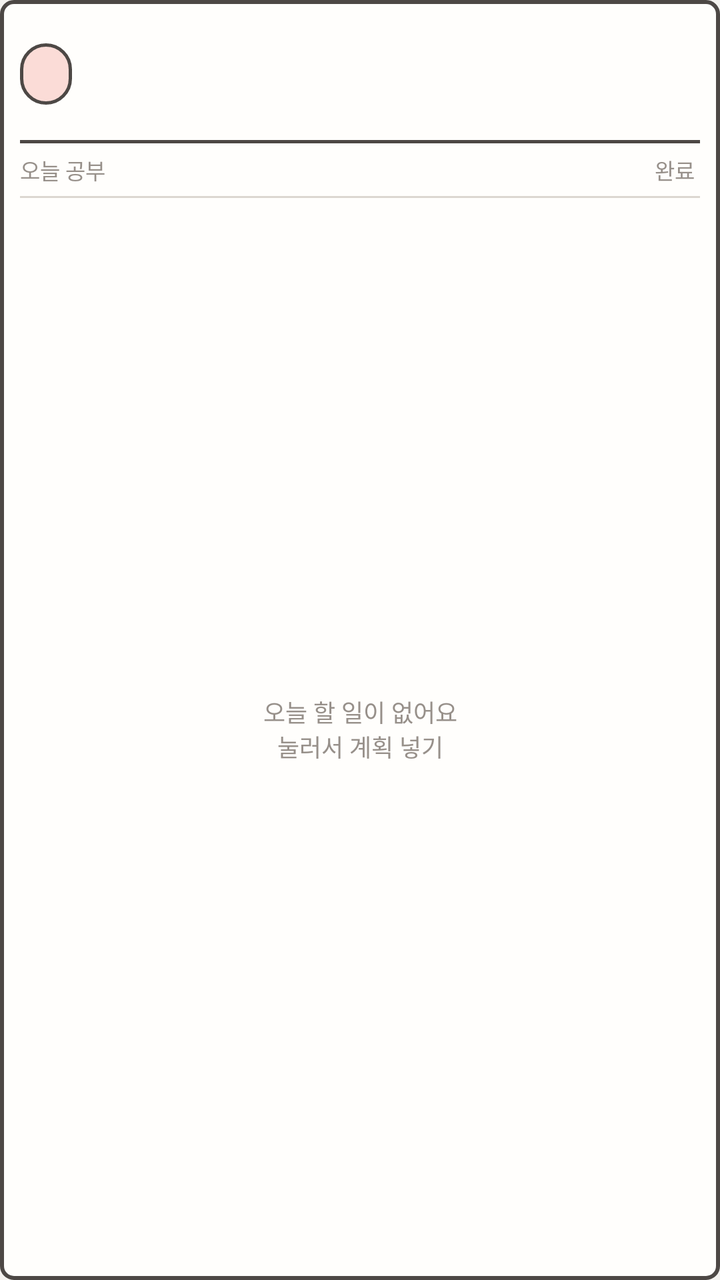
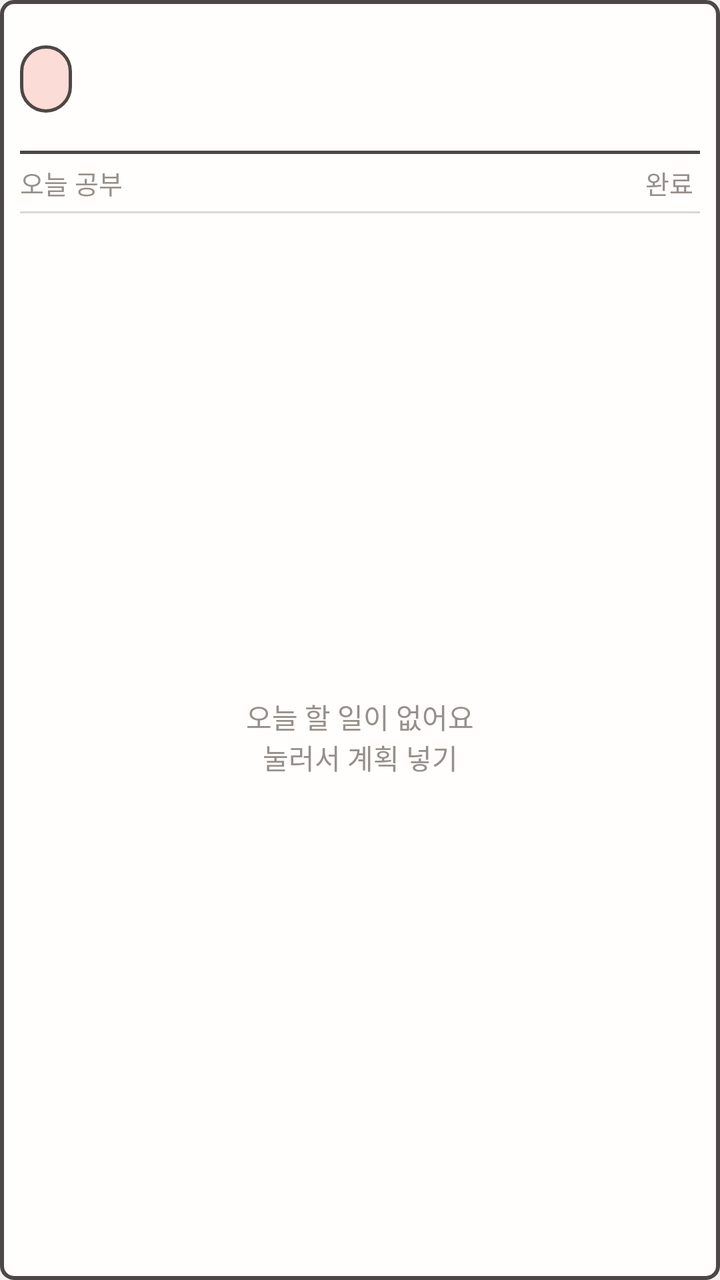

Compare the two renders of this Android layout. The source of the first and the diff that turns it into the second are given below.
<!-- AndroidManifest.xml: application theme AppTheme -->
<!-- res/layout/widget_planner.xml -->
<?xml version="1.0" encoding="utf-8"?>
<LinearLayout xmlns:android="http://schemas.android.com/apk/res/android"
    android:id="@+id/w_root"
    android:layout_width="match_parent"
    android:layout_height="match_parent"
    android:background="@drawable/widget_bg"
    android:orientation="vertical"
    android:padding="10dp">

    <LinearLayout
        android:id="@+id/w_head"
        android:layout_width="match_parent"
        android:layout_height="wrap_content"
        android:gravity="center_vertical"
        android:orientation="horizontal">

        <TextView
            android:id="@+id/w_date"
            android:layout_width="wrap_content"
            android:layout_height="wrap_content"
            android:background="@drawable/banner_bg"
            android:paddingStart="12dp"
            android:paddingTop="4dp"
            android:paddingEnd="14dp"
            android:paddingBottom="4dp"
            android:textColor="@color/ink"
            android:textSize="17sp" />

        <TextView
            android:id="@+id/w_stamp"
            android:layout_width="wrap_content"
            android:layout_height="wrap_content"
            android:layout_marginStart="8dp"
            android:background="@drawable/stamp_bg"
            android:paddingStart="8dp"
            android:paddingTop="1dp"
            android:paddingEnd="8dp"
            android:paddingBottom="1dp"
            android:text="참 잘했어"
            android:textColor="@color/pink_deep"
            android:textSize="11sp"
            android:visibility="gone" />

        <LinearLayout
            android:layout_width="0dp"
            android:layout_height="wrap_content"
            android:layout_weight="1"
            android:gravity="end"
            android:orientation="vertical">

            <TextView
                android:id="@+id/w_dlabel"
                android:layout_width="wrap_content"
                android:layout_height="wrap_content"
                android:textColor="@color/muted"
                android:textSize="10sp" />

            <TextView
                android:id="@+id/w_dday"
                android:layout_width="wrap_content"
                android:layout_height="wrap_content"
                android:textColor="@color/pink"
                android:textSize="30sp" />
        </LinearLayout>
    </LinearLayout>

    <TextView
        android:id="@+id/w_quote"
        android:layout_width="match_parent"
        android:layout_height="wrap_content"
        android:layout_marginTop="4dp"
        android:maxLines="2"
        android:ellipsize="end"
        android:textColor="@color/ink"
        android:textSize="12sp"
        android:visibility="gone" />

    <LinearLayout
        android:layout_width="match_parent"
        android:layout_height="1.5dp"
        android:layout_marginTop="6dp"
        android:background="@color/line"
        android:orientation="horizontal" />

    <LinearLayout
        android:layout_width="match_parent"
        android:layout_height="wrap_content"
        android:gravity="center_vertical"
        android:orientation="horizontal"
        android:paddingTop="3dp"
        android:paddingBottom="3dp">

        <TextView
            android:layout_width="wrap_content"
            android:layout_height="wrap_content"
            android:text="오늘 공부 "
            android:textColor="@color/muted"
            android:textSize="11sp" />

        <TextView
            android:id="@+id/w_time"
            android:layout_width="0dp"
            android:layout_height="wrap_content"
            android:layout_weight="1"
            android:textColor="@color/pink"
            android:textSize="15sp" />

        <TextView
            android:layout_width="wrap_content"
            android:layout_height="wrap_content"
            android:text="완료 "
            android:textColor="@color/muted"
            android:textSize="11sp" />

        <TextView
            android:id="@+id/w_done"
            android:layout_width="wrap_content"
            android:layout_height="wrap_content"
            android:textColor="@color/pink"
            android:textSize="15sp" />
    </LinearLayout>

    <LinearLayout
        android:layout_width="match_parent"
        android:layout_height="1dp"
        android:background="@color/line_soft"
        android:orientation="horizontal" />

    <FrameLayout
        android:layout_width="match_parent"
        android:layout_height="0dp"
        android:layout_weight="1">

        <ListView
            android:id="@+id/w_list"
            android:layout_width="match_parent"
            android:layout_height="match_parent"
            android:divider="@color/line_faint"
            android:dividerHeight="1dp" />

        <TextView
            android:id="@+id/w_empty"
            android:layout_width="match_parent"
            android:layout_height="match_parent"
            android:gravity="center"
            android:text="@string/widget_empty"
            android:textColor="@color/muted"
            android:textSize="12sp" />
    </FrameLayout>
</LinearLayout>
<!-- resources referenced by this layout -->
<resources>
  <color name="ink">#45413E</color>
  <color name="line">#4D4845</color>
  <color name="line_faint">#ECE8E3</color>
  <color name="line_soft">#DCD7D1</color>
  <color name="muted">#97908A</color>
  <color name="pink">#EC8C8C</color>
  <color name="pink_deep">#E07272</color>
  <!-- drawable banner_bg (drawable) -->
  <?xml version="1.0" encoding="utf-8"?>
  <shape xmlns:android="http://schemas.android.com/apk/res/android" android:shape="rectangle">
      <solid android:color="@color/pink_fill" />
      <stroke android:width="1.5dp" android:color="@color/line" />
      <corners android:radius="18dp" />
  </shape>
  <!-- drawable stamp_bg (drawable) -->
  <?xml version="1.0" encoding="utf-8"?>
  <shape xmlns:android="http://schemas.android.com/apk/res/android" android:shape="rectangle">
      <solid android:color="@color/pink_fill" />
      <stroke android:width="1dp" android:color="@color/pink_deep" />
      <corners android:radius="12dp" />
  </shape>
  <!-- drawable widget_bg (drawable) -->
  <?xml version="1.0" encoding="utf-8"?>
  <shape xmlns:android="http://schemas.android.com/apk/res/android" android:shape="rectangle">
      <solid android:color="@color/paper" />
      <stroke android:width="2dp" android:color="@color/line" />
      <corners android:radius="6dp" />
  </shape>
  <string name="widget_empty">오늘 할 일이 없어요\n눌러서 계획 넣기</string>
  <style name="AppTheme" parent="@android:style/Theme.Material.Light.NoActionBar">
          <item name="android:windowBackground">@color/bg</item>
          <item name="android:statusBarColor">@color/bg</item>
          <item name="android:windowLightStatusBar">true</item>
          <item name="android:navigationBarColor">@color/bg</item>
      </style>
  <color name="pink_fill">#FBDCD7</color>
  <color name="paper">#FFFEFC</color>
  <color name="bg">#F4F2EF</color>
</resources>

<!-- the commit's change to res/layout/widget_planner.xml (unified diff, before → after) -->
@@ -24,7 +24,7 @@
             android:paddingEnd="14dp"
             android:paddingBottom="4dp"
             android:textColor="@color/ink"
-            android:textSize="17sp" />
+            android:textSize="19sp" />
 
         <TextView
             android:id="@+id/w_stamp"
@@ -38,7 +38,7 @@
             android:paddingBottom="1dp"
             android:text="참 잘했어"
             android:textColor="@color/pink_deep"
-            android:textSize="11sp"
+            android:textSize="13sp"
             android:visibility="gone" />
 
         <LinearLayout
@@ -53,14 +53,14 @@
                 android:layout_width="wrap_content"
                 android:layout_height="wrap_content"
                 android:textColor="@color/muted"
-                android:textSize="10sp" />
+                android:textSize="12sp" />
 
             <TextView
                 android:id="@+id/w_dday"
                 android:layout_width="wrap_content"
                 android:layout_height="wrap_content"
                 android:textColor="@color/pink"
-                android:textSize="30sp" />
+                android:textSize="32sp" />
         </LinearLayout>
     </LinearLayout>
 
@@ -72,7 +72,7 @@
         android:maxLines="2"
         android:ellipsize="end"
         android:textColor="@color/ink"
-        android:textSize="12sp"
+        android:textSize="14sp"
         android:visibility="gone" />
 
     <LinearLayout
@@ -95,7 +95,7 @@
             android:layout_height="wrap_content"
             android:text="오늘 공부 "
             android:textColor="@color/muted"
-            android:textSize="11sp" />
+            android:textSize="13sp" />
 
         <TextView
             android:id="@+id/w_time"
@@ -103,21 +103,21 @@
             android:layout_height="wrap_content"
             android:layout_weight="1"
             android:textColor="@color/pink"
-            android:textSize="15sp" />
+            android:textSize="17sp" />
 
         <TextView
             android:layout_width="wrap_content"
             android:layout_height="wrap_content"
             android:text="완료 "
             android:textColor="@color/muted"
-            android:textSize="11sp" />
+            android:textSize="13sp" />
 
         <TextView
             android:id="@+id/w_done"
             android:layout_width="wrap_content"
             android:layout_height="wrap_content"
             android:textColor="@color/pink"
-            android:textSize="15sp" />
+            android:textSize="17sp" />
     </LinearLayout>
 
     <LinearLayout
@@ -145,6 +145,6 @@
             android:gravity="center"
             android:text="@string/widget_empty"
             android:textColor="@color/muted"
-            android:textSize="12sp" />
+            android:textSize="14sp" />
     </FrameLayout>
 </LinearLayout>
